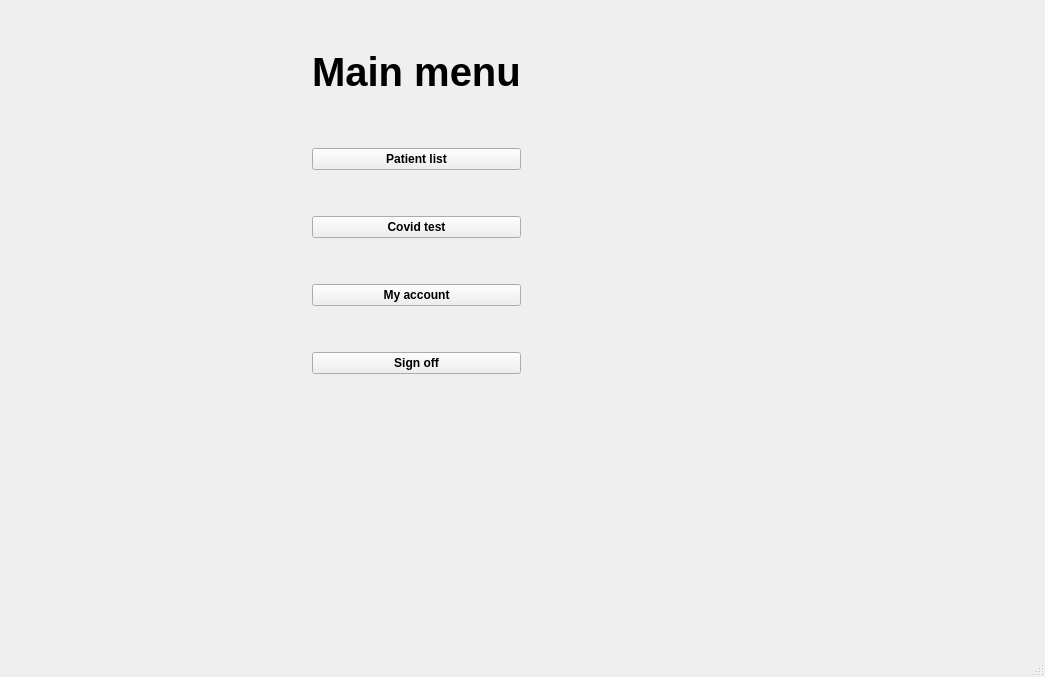
Old version of the form ui/doctormenu.ui in the repository VojtaDC/FINAL_COVID_PROJECT.
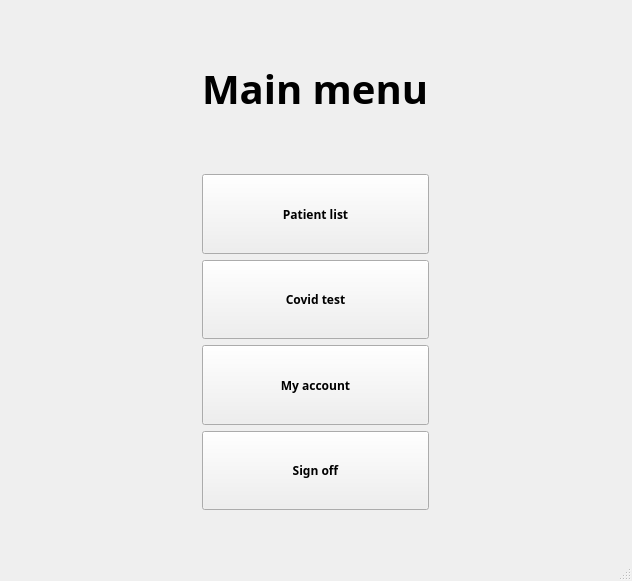
New version of the form.

```diff
--- a/ui/doctormenu.ui
+++ b/ui/doctormenu.ui
@@ -6,12 +6,25 @@
    <rect>
     <x>0</x>
     <y>0</y>
-    <width>1045</width>
-    <height>677</height>
+    <width>632</width>
+    <height>581</height>
    </rect>
   </property>
+  <property name="minimumSize">
+   <size>
+    <width>0</width>
+    <height>0</height>
+   </size>
+  </property>
+  <property name="maximumSize">
+   <size>
+    <width>800</width>
+    <height>600</height>
+   </size>
+  </property>
   <property name="font">
    <font>
+    <family>Menlo</family>
     <weight>75</weight>
     <bold>true</bold>
    </font>
@@ -20,38 +33,63 @@
    <string>Main menu</string>
   </property>
   <widget class="QWidget" name="centralwidget">
-   <widget class="QWidget" name="layoutWidget">
-    <property name="geometry">
-     <rect>
-      <x>11</x>
-      <y>1</y>
-      <width>811</width>
-      <height>581</height>
-     </rect>
-    </property>
-    <layout class="QGridLayout" name="gridLayout">
-     <item row="0" column="0">
+   <layout class="QGridLayout" name="gridLayout_2">
+    <item row="1" column="2">
+     <spacer name="horizontalSpacer_2">
+      <property name="orientation">
+       <enum>Qt::Horizontal</enum>
+      </property>
+      <property name="sizeType">
+       <enum>QSizePolicy::Preferred</enum>
+      </property>
+      <property name="sizeHint" stdset="0">
+       <size>
+        <width>40</width>
+        <height>20</height>
+       </size>
+      </property>
+     </spacer>
+    </item>
+    <item row="1" column="0">
       <spacer name="horizontalSpacer">
        <property name="orientation">
         <enum>Qt::Horizontal</enum>
        </property>
+      <property name="sizeType">
+       <enum>QSizePolicy::Preferred</enum>
+      </property>
        <property name="sizeHint" stdset="0">
         <size>
-         <width>238</width>
+        <width>40</width>
          <height>20</height>
         </size>
        </property>
       </spacer>
      </item>
      <item row="0" column="1">
-      <layout class="QVBoxLayout" name="verticalLayout_3">
-       <item>
-        <layout class="QVBoxLayout" name="verticalLayout_2">
-         <item>
+     <spacer name="verticalSpacer_2">
+      <property name="orientation">
+       <enum>Qt::Vertical</enum>
+      </property>
+      <property name="sizeType">
+       <enum>QSizePolicy::Preferred</enum>
+      </property>
+      <property name="sizeHint" stdset="0">
+       <size>
+        <width>20</width>
+        <height>40</height>
+       </size>
+      </property>
+     </spacer>
+    </item>
+    <item row="2" column="1">
           <spacer name="verticalSpacer_3">
            <property name="orientation">
             <enum>Qt::Vertical</enum>
            </property>
+      <property name="sizeType">
+       <enum>QSizePolicy::Minimum</enum>
+      </property>
            <property name="sizeHint" stdset="0">
             <size>
              <width>20</width>
@@ -60,7 +98,35 @@
            </property>
           </spacer>
          </item>
-         <item>
+    <item row="1" column="1">
+     <layout class="QGridLayout" name="gridLayout">
+      <item row="4" column="0">
+       <widget class="QPushButton" name="covidtestButton">
+        <property name="sizePolicy">
+         <sizepolicy hsizetype="Preferred" vsizetype="Preferred">
+          <horstretch>0</horstretch>
+          <verstretch>0</verstretch>
+         </sizepolicy>
+        </property>
+        <property name="text">
+         <string>Covid test</string>
+        </property>
+       </widget>
+      </item>
+      <item row="6" column="0">
+       <widget class="QPushButton" name="signoffButton">
+        <property name="sizePolicy">
+         <sizepolicy hsizetype="Preferred" vsizetype="Preferred">
+          <horstretch>0</horstretch>
+          <verstretch>0</verstretch>
+         </sizepolicy>
+        </property>
+        <property name="text">
+         <string>Sign off</string>
+        </property>
+       </widget>
+      </item>
+      <item row="1" column="0">
           <widget class="QLabel" name="labelTitle">
            <property name="sizePolicy">
             <sizepolicy hsizetype="Fixed" vsizetype="Preferred">
@@ -78,30 +144,10 @@
            </property>
           </widget>
          </item>
-         <item>
-          <spacer name="verticalSpacer">
-           <property name="orientation">
-            <enum>Qt::Vertical</enum>
-           </property>
-           <property name="sizeType">
-            <enum>QSizePolicy::Expanding</enum>
-           </property>
-           <property name="sizeHint" stdset="0">
-            <size>
-             <width>20</width>
-             <height>40</height>
-            </size>
-           </property>
-          </spacer>
-         </item>
-        </layout>
-       </item>
-       <item>
-        <layout class="QVBoxLayout" name="verticalLayout">
-         <item>
+      <item row="3" column="0">
           <widget class="QPushButton" name="patientlistButton">
            <property name="sizePolicy">
-            <sizepolicy hsizetype="Preferred" vsizetype="Fixed">
+         <sizepolicy hsizetype="Preferred" vsizetype="Preferred">
              <horstretch>0</horstretch>
              <verstretch>0</verstretch>
             </sizepolicy>
@@ -111,51 +157,27 @@
            </property>
           </widget>
          </item>
-         <item>
-          <spacer name="verticalSpacer_4">
-           <property name="orientation">
-            <enum>Qt::Vertical</enum>
-           </property>
-           <property name="sizeHint" stdset="0">
-            <size>
-             <width>20</width>
-             <height>40</height>
-            </size>
-           </property>
-          </spacer>
-         </item>
-         <item>
-          <widget class="QPushButton" name="covidtestButton">
-           <property name="text">
-            <string>Covid test</string>
-           </property>
-          </widget>
-         </item>
-         <item>
-          <spacer name="verticalSpacer_6">
-           <property name="orientation">
-            <enum>Qt::Vertical</enum>
-           </property>
-           <property name="sizeHint" stdset="0">
-            <size>
-             <width>20</width>
-             <height>40</height>
-            </size>
-           </property>
-          </spacer>
-         </item>
-         <item>
+      <item row="5" column="0">
           <widget class="QPushButton" name="accountButton">
+        <property name="sizePolicy">
+         <sizepolicy hsizetype="Preferred" vsizetype="Preferred">
+          <horstretch>0</horstretch>
+          <verstretch>0</verstretch>
+         </sizepolicy>
+        </property>
            <property name="text">
             <string>My account</string>
            </property>
           </widget>
          </item>
-         <item>
-          <spacer name="verticalSpacer_5">
+      <item row="2" column="0">
+       <spacer name="verticalSpacer">
            <property name="orientation">
             <enum>Qt::Vertical</enum>
            </property>
+        <property name="sizeType">
+         <enum>QSizePolicy::Preferred</enum>
+        </property>
            <property name="sizeHint" stdset="0">
             <size>
              <width>20</width>
@@ -164,45 +186,9 @@
            </property>
           </spacer>
          </item>
-         <item>
-          <widget class="QPushButton" name="signoffButton">
-           <property name="text">
-            <string>Sign off</string>
-           </property>
-          </widget>
-         </item>
-        </layout>
-       </item>
-       <item>
-        <spacer name="verticalSpacer_2">
-         <property name="orientation">
-          <enum>Qt::Vertical</enum>
-         </property>
-         <property name="sizeHint" stdset="0">
-          <size>
-           <width>20</width>
-           <height>208</height>
-          </size>
-         </property>
-        </spacer>
-       </item>
-      </layout>
-     </item>
-     <item row="0" column="2">
-      <spacer name="horizontalSpacer_2">
-       <property name="orientation">
-        <enum>Qt::Horizontal</enum>
-       </property>
-       <property name="sizeHint" stdset="0">
-        <size>
-         <width>288</width>
-         <height>20</height>
-        </size>
-       </property>
-      </spacer>
-     </item>
-    </layout>
-   </widget>
+     </layout>
+    </item>
+   </layout>
   </widget>
   <widget class="QMenuBar" name="menubar">
    <property name="geometry">
```
Left out of the diff: 2 changed lines with no effect on the pictures. Lines whose indentation alone changed are shown as unchanged.
